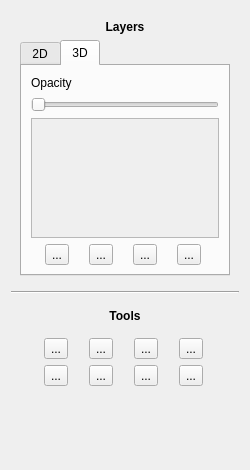
This is oat/views/ui_toolbox.ui in Oli4/oat as Qt 5 draws it before an edit. The edited form follows.
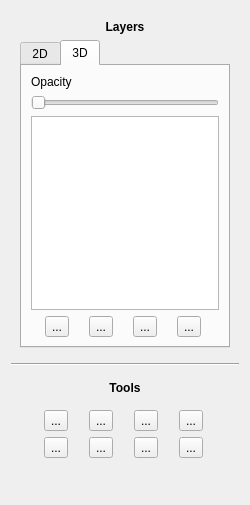
This is the edited form. Icons and pictures are not drawn.

What changed in the file:
```diff
--- a/oat/views/ui_toolbox.ui
+++ b/oat/views/ui_toolbox.ui
@@ -7,7 +7,7 @@
     <x>0</x>
     <y>0</y>
     <width>250</width>
-    <height>470</height>
+    <height>505</height>
    </rect>
   </property>
   <property name="minimumSize">
@@ -190,36 +190,8 @@
             </property>
            </widget>
           </item>
-          <item alignment="Qt::AlignTop">
-           <widget class="QScrollArea" name="scrollArea_3d">
-            <property name="minimumSize">
-             <size>
-              <width>0</width>
-              <height>120</height>
-             </size>
-            </property>
-            <property name="horizontalScrollBarPolicy">
-             <enum>Qt::ScrollBarAlwaysOff</enum>
-            </property>
-            <property name="widgetResizable">
-             <bool>true</bool>
-            </property>
-            <widget class="QWidget" name="scrollAreaWidgetContents_3d">
-             <property name="geometry">
-              <rect>
-               <x>0</x>
-               <y>0</y>
-               <width>190</width>
-               <height>118</height>
-              </rect>
-             </property>
-             <layout class="QVBoxLayout" name="verticalLayout_5">
-              <item>
-               <layout class="QVBoxLayout" name="ScrollAreaLayout_3d"/>
-              </item>
-             </layout>
-            </widget>
-           </widget>
+          <item>
+           <widget class="QTreeView" name="ModalityTreeView_3d"/>
           </item>
           <item>
            <layout class="QHBoxLayout" name="horizontalLayout_3d">
```
Left out of the diff: 32 changed lines with no effect on the pictures.
